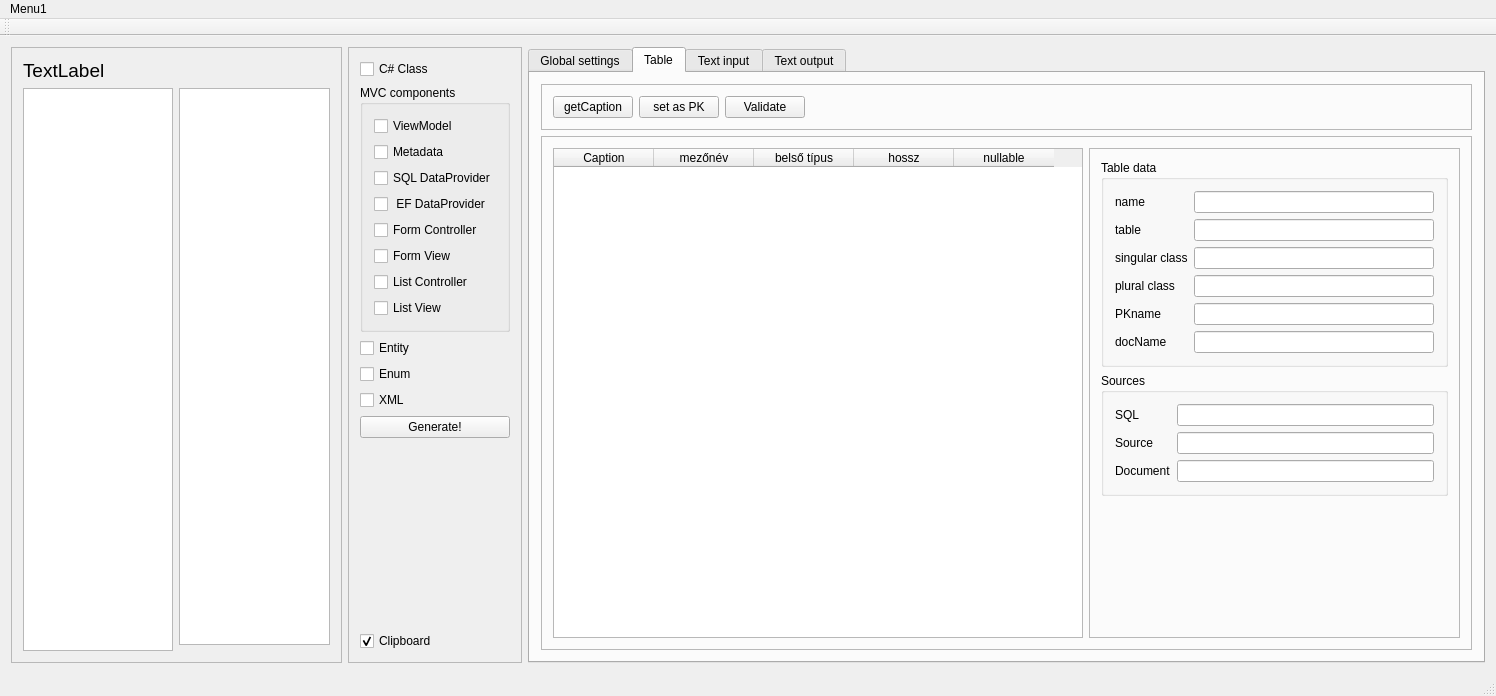
horvathzoltan/retek2, file retek2.ui: the form before one commit.
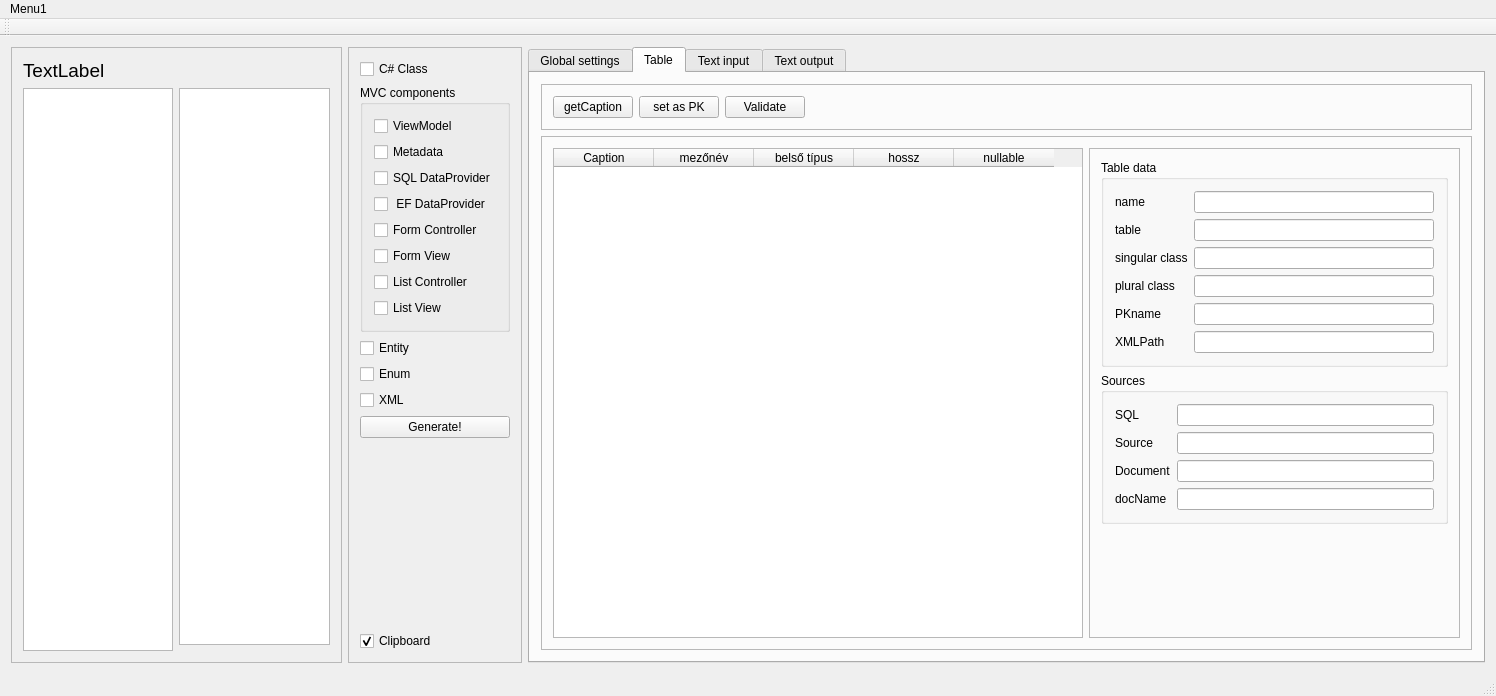
The form after the commit. Icons and pictures are not drawn.

The edit to the form file:
```diff
--- a/retek2.ui
+++ b/retek2.ui
@@ -1309,14 +1309,18 @@
                   <widget class="QLineEdit" name="lineEdit_pkname"/>
                  </item>
                  <item row="5" column="0">
-                  <widget class="QLabel" name="label_4">
+                  <widget class="QLabel" name="label_5">
                    <property name="text">
-                    <string>docName</string>
+                    <string>XMLPath</string>
                    </property>
                   </widget>
                  </item>
                  <item row="5" column="1">
-                  <widget class="QLineEdit" name="lineEdit_docName"/>
+                  <widget class="QLineEdit" name="lineEdit_XMLPath">
+                   <property name="readOnly">
+                    <bool>true</bool>
+                   </property>
+                  </widget>
                  </item>
                 </layout>
                </widget>
@@ -1378,6 +1382,16 @@
                    </property>
                   </widget>
                  </item>
+                 <item row="3" column="0">
+                  <widget class="QLabel" name="label_4">
+                   <property name="text">
+                    <string>docName</string>
+                   </property>
+                  </widget>
+                 </item>
+                 <item row="3" column="1">
+                  <widget class="QLineEdit" name="lineEdit_docName"/>
+                 </item>
                 </layout>
                </widget>
               </item>
```
Left out of the diff: 2 changed lines with no effect on the pictures.
